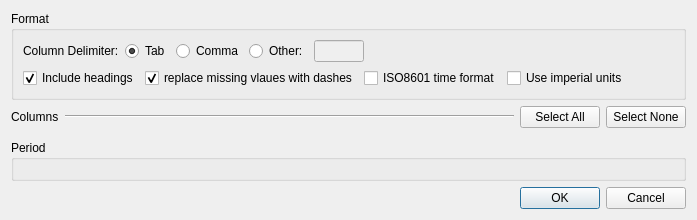
The window that desktop/exportdialog.ui (davidrg/zxweather) describes before a commit, drawn with Qt 5.
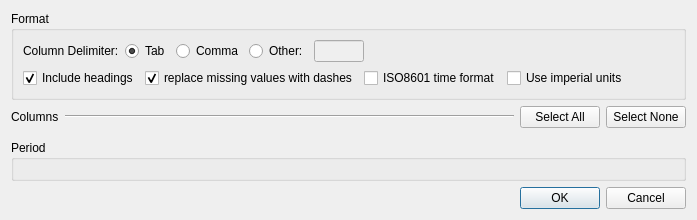
The same window after the commit. Icons and pictures are not drawn. Custom widgets are drawn as their Qt base class.

Commit message: Fix typo in export dialog

The edit to the form file:
```diff
--- a/desktop/exportdialog.ui
+++ b/desktop/exportdialog.ui
@@ -6,7 +6,7 @@
    <rect>
     <x>0</x>
     <y>0</y>
-    <width>465</width>
+    <width>596</width>
     <height>236</height>
    </rect>
   </property>
@@ -124,7 +124,7 @@
       <item row="3" column="1">
        <widget class="QCheckBox" name="cbDashNulls">
         <property name="text">
-         <string>replace missing vlaues with dashes</string>
+         <string>replace missing values with dashes</string>
         </property>
         <property name="checked">
          <bool>true</bool>
```
